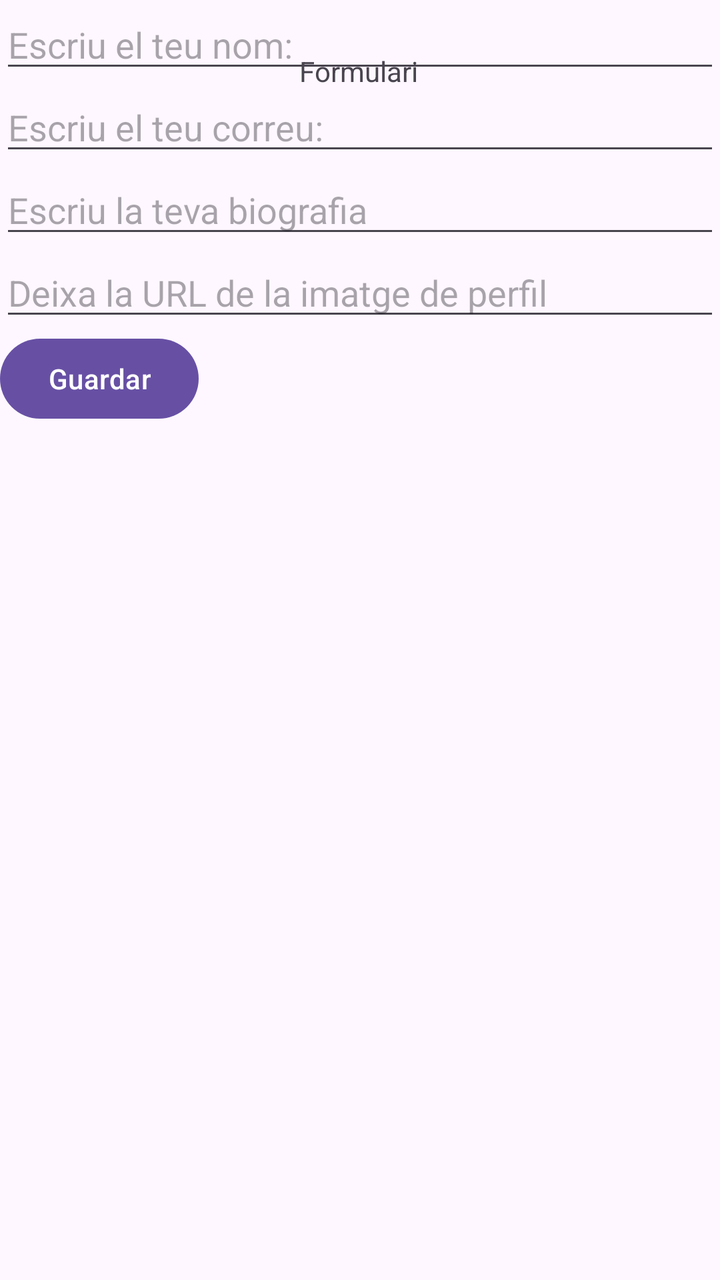
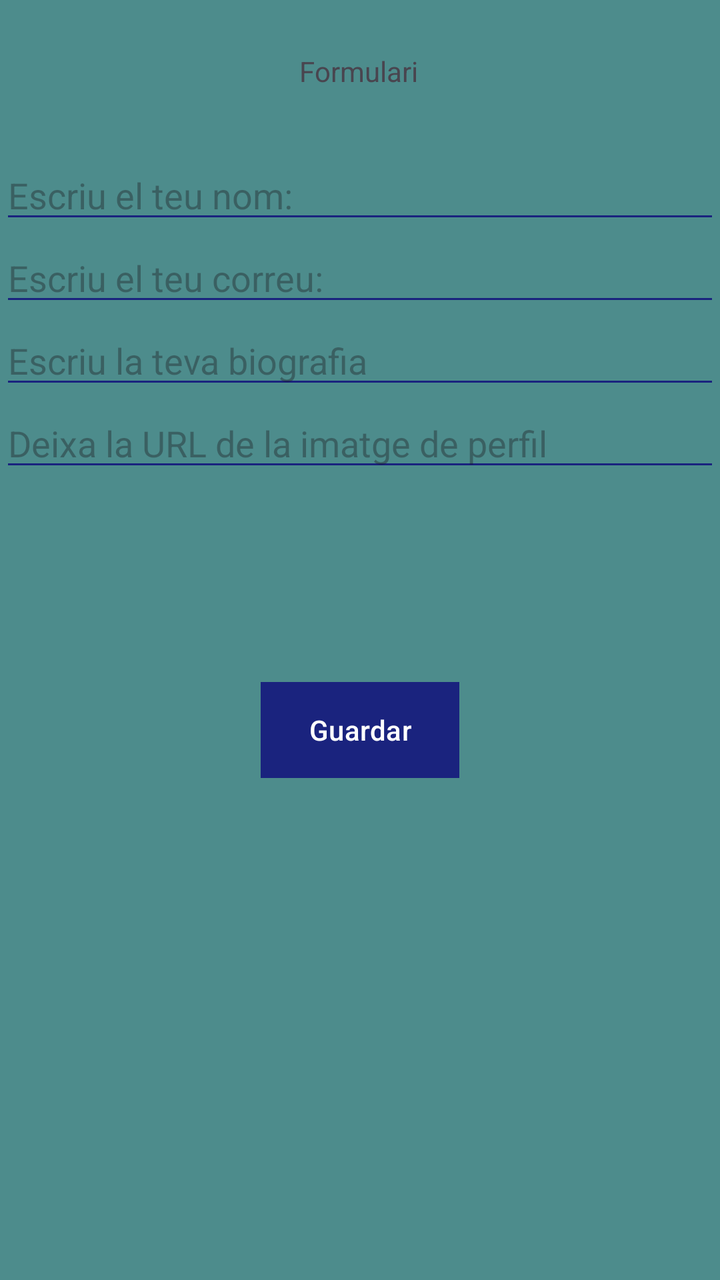

Compare the two renders of this Android layout. The source of the first and the diff that turns it into the second are given below.
<!-- AndroidManifest.xml: application theme Theme.A3_alex_cabrera -->
<!-- res/layout/activity_main.xml -->
<?xml version="1.0" encoding="utf-8"?>
<androidx.constraintlayout.widget.ConstraintLayout xmlns:android="http://schemas.android.com/apk/res/android"
    xmlns:app="http://schemas.android.com/apk/res-auto"
    xmlns:tools="http://schemas.android.com/tools"
    android:id="@+id/main"
    android:layout_width="match_parent"
    android:layout_height="match_parent"
    tools:context=".MainActivity">

    <TextView
        android:id="@+id/textView2"
        android:layout_width="wrap_content"
        android:layout_height="wrap_content"
        android:text="Formulari"
        app:layout_constraintBottom_toBottomOf="parent"
        app:layout_constraintEnd_toEndOf="parent"
        app:layout_constraintHorizontal_bias="0.498"
        app:layout_constraintStart_toStartOf="parent"
        app:layout_constraintTop_toTopOf="parent"
        app:layout_constraintVertical_bias="0.042" />

    <EditText
        android:id="@+id/campNom"
        android:layout_width="match_parent"
        android:layout_height="wrap_content"
        android:hint="Escriu el teu nom: "
        android:inputType="textPersonName"
        app:layout_constraintEnd_toEndOf="parent"
        app:layout_constraintHorizontal_bias="0.0"
        app:layout_constraintStart_toStartOf="parent"
        tools:layout_editor_absoluteY="82dp"
        tools:ignore="MissingConstraints" />

    <EditText
        android:id="@+id/campEmail"
        android:layout_width="match_parent"
        android:layout_height="wrap_content"
        android:hint="Escriu el teu correu: "
        android:inputType="textPersonName"
        app:layout_constraintTop_toBottomOf="@+id/campNom"
        tools:layout_editor_absoluteX="0dp" />

    <EditText
        android:id="@+id/campBio"
        android:layout_width="match_parent"
        android:layout_height="wrap_content"
        android:hint="Escriu la teva biografia"
        android:inputType="textPersonName"
        app:layout_constraintTop_toBottomOf="@+id/campEmail"
        tools:layout_editor_absoluteX="0dp" />

    <EditText
        android:id="@+id/campUrl"
        android:layout_width="match_parent"
        android:layout_height="wrap_content"
        android:hint="Deixa la URL de la imatge de perfil "
        android:inputType="textPersonName"
        app:layout_constraintTop_toBottomOf="@+id/campBio"
        tools:layout_editor_absoluteX="0dp" />

    <Button
        android:id="@+id/button"
        android:layout_width="wrap_content"
        android:layout_height="wrap_content"
        android:text="Guardar"
        app:layout_constraintTop_toBottomOf="@+id/campUrl"
        tools:layout_editor_absoluteX="156dp"
        tools:ignore="MissingConstraints" />


</androidx.constraintlayout.widget.ConstraintLayout>
<!-- resources referenced by this layout -->
<resources>
  <style name="Theme.A3_alex_cabrera" parent="Base.Theme.A3_alex_cabrera" />
  <style name="Base.Theme.A3_alex_cabrera" parent="Theme.Material3.DayNight.NoActionBar">
          
          
      </style>
</resources>

<!-- the commit's change to res/layout/activity_main.xml (unified diff, before → after) -->
@@ -5,6 +5,7 @@
     android:id="@+id/main"
     android:layout_width="match_parent"
     android:layout_height="match_parent"
+    android:background="#4D8C8C"
     tools:context=".MainActivity">
 
     <TextView
@@ -23,12 +24,16 @@
         android:id="@+id/campNom"
         android:layout_width="match_parent"
         android:layout_height="wrap_content"
+        android:layout_marginTop="4dp"
         android:hint="Escriu el teu nom: "
         android:inputType="textPersonName"
+        app:backgroundTint="#1A237E"
+        app:layout_constraintBottom_toBottomOf="parent"
         app:layout_constraintEnd_toEndOf="parent"
         app:layout_constraintHorizontal_bias="0.0"
         app:layout_constraintStart_toStartOf="parent"
-        tools:layout_editor_absoluteY="82dp"
+        app:layout_constraintTop_toBottomOf="@+id/textView2"
+        app:layout_constraintVertical_bias="0.048"
         tools:ignore="MissingConstraints" />
 
     <EditText
@@ -37,6 +42,7 @@
         android:layout_height="wrap_content"
         android:hint="Escriu el teu correu: "
         android:inputType="textPersonName"
+        app:backgroundTint="#1A237E"
         app:layout_constraintTop_toBottomOf="@+id/campNom"
         tools:layout_editor_absoluteX="0dp" />
 
@@ -46,6 +52,7 @@
         android:layout_height="wrap_content"
         android:hint="Escriu la teva biografia"
         android:inputType="textPersonName"
+        app:backgroundTint="#1A237E"
         app:layout_constraintTop_toBottomOf="@+id/campEmail"
         tools:layout_editor_absoluteX="0dp" />
 
@@ -55,6 +62,7 @@
         android:layout_height="wrap_content"
         android:hint="Deixa la URL de la imatge de perfil "
         android:inputType="textPersonName"
+        app:backgroundTint="#1A237E"
         app:layout_constraintTop_toBottomOf="@+id/campBio"
         tools:layout_editor_absoluteX="0dp" />
 
@@ -62,10 +70,17 @@
         android:id="@+id/button"
         android:layout_width="wrap_content"
         android:layout_height="wrap_content"
+        android:background="#FFFFFF"
+        android:backgroundTint="#522B2B"
+        android:fallbackLineSpacing="false"
+        android:hapticFeedbackEnabled="true"
         android:text="Guardar"
+        app:backgroundTint="#1A237E"
+        app:layout_constraintBottom_toBottomOf="parent"
+        app:layout_constraintEnd_toEndOf="parent"
+        app:layout_constraintStart_toStartOf="parent"
         app:layout_constraintTop_toBottomOf="@+id/campUrl"
-        tools:layout_editor_absoluteX="156dp"
-        tools:ignore="MissingConstraints" />
+        app:layout_constraintVertical_bias="0.286" />
 
 
 </androidx.constraintlayout.widget.ConstraintLayout>
